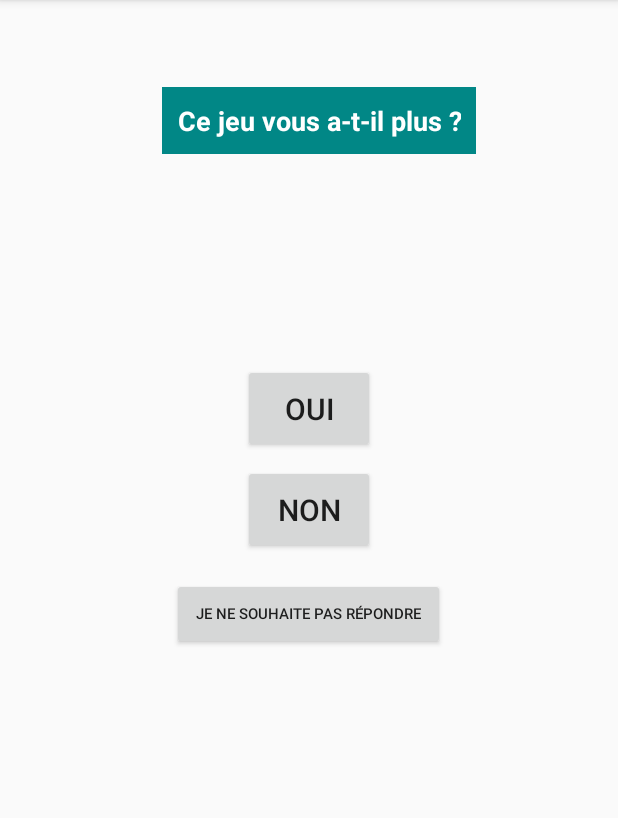
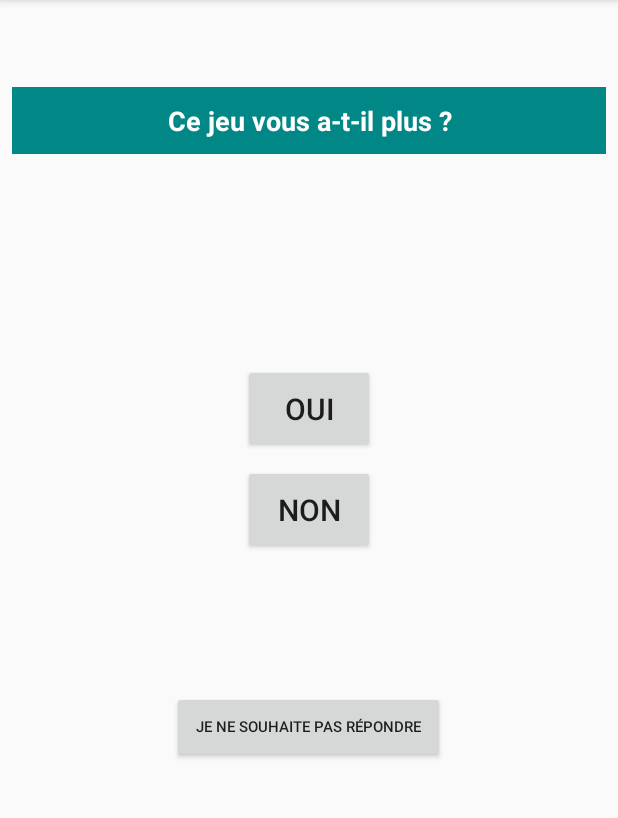
Before and after one commit to Eligames-IUT/Puissance-4, an Android app: the Questionnaire screen opened directly, with no data from a screen before it, on a phone screen of 412 x 824 dp, the part 84-902 px from its top. Run offline under Robolectric (Android 15) with nearby library versions, the phone set to English and light mode, and no system bars.

Commit message:
Questionnaire fonctionnel + manque conditions pour stockes les reponses

```diff
--- a/app/src/main/res/layout/questionnaire.xml
+++ b/app/src/main/res/layout/questionnaire.xml
@@ -12,10 +12,9 @@
 
     <TextView
         android:id="@+id/question"
-        android:layout_width="wrap_content"
+        android:layout_width="match_parent"
         android:layout_height="wrap_content"
-        android:layout_marginRight="80dip"
-        android:layout_marginStart="100dp"
+
         android:padding="10dp"
         android:layout_weight="0"
         android:background="@color/teal_700"
@@ -27,24 +26,13 @@
 
     <EditText
         android:id="@+id/input"
-        android:layout_height="wrap_content"
+
         android:layout_width="match_parent"
-        android:inputType = "text"/>
+        android:layout_height="90sp"
+        android:gravity="center"
 
-    <TextView
-        android:id="@+id/combobox"
-        android:layout_width="wrap_content"
-        android:layout_height="wrap_content"
-        android:layout_marginRight="80dip"
-        android:layout_marginStart="100dp"
-        android:padding="10dp"
-        android:layout_weight="0"
-        android:background="@color/teal_700"
-        android:gravity="center"
-        android:textColor="@color/white"
-        android:textSize="18sp"
-        android:textStyle="bold"
-        android:text="Selectionner" />
+        android:inputType="text" />
+
 
     <Button
         android:id="@+id/btn1"
@@ -78,6 +66,17 @@
         android:layout_margin="8dp"
         android:layout_weight="0"
         android:padding="16dp"
+        android:textSize="20sp"
+        android:textStyle="normal"
+        android:text="" />
+    <Button
+        android:id="@+id/btn4"
+        android:layout_width="wrap_content"
+        android:layout_height="wrap_content"
+        android:layout_gravity="center_horizontal"
+        android:layout_margin="8dp"
+        android:layout_weight="0"
+        android:padding="16dp"
         android:textSize="10sp"
         android:textStyle="normal"
         android:text="Je ne souhaite pas répondre" />
```
Also changed, not shown: app/src/main/java/fr/groupe1C/puissance4/views/Questionnaire.java (+149 -10 lines).
